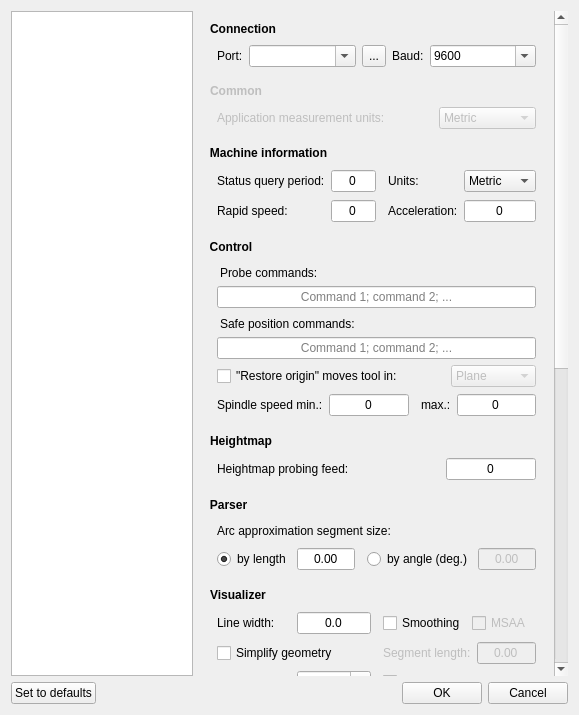
Old version of the form src/frmsettings.ui in the repository Denvi/Candle.
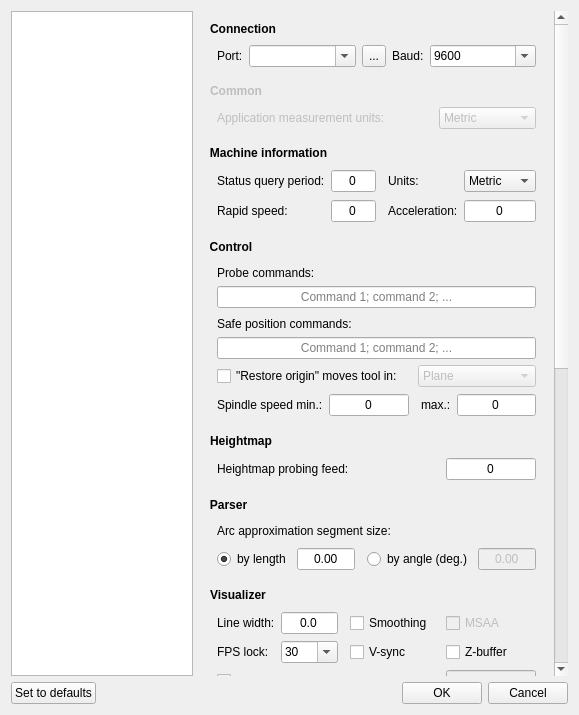
New version of the form. Icons and pictures are not drawn. Custom widgets are drawn as their Qt base class.

```diff
--- a/src/frmsettings.ui
+++ b/src/frmsettings.ui
@@ -73,7 +73,7 @@
           <x>0</x>
           <y>0</y>
           <width>353</width>
-          <height>1193</height>
+          <height>1191</height>
          </rect>
         </property>
         <layout class="QVBoxLayout" name="verticalLayout_4">
@@ -367,12 +367,14 @@
             <item>
              <widget class="QLabel" name="label_17">
               <property name="styleSheet">
-               <string notr="true">padding-left: -4;
-padding-top: 3;</string>
+               <string notr="true">padding-top: 3;</string>
               </property>
               <property name="text">
                <string>Probe commands:</string>
               </property>
+              <property name="indent">
+               <number>0</number>
+              </property>
              </widget>
             </item>
             <item>
@@ -388,12 +390,14 @@
             <item>
              <widget class="QLabel" name="label_33">
               <property name="styleSheet">
-               <string notr="true">padding-left: -4;
-padding-top: 3;</string>
+               <string notr="true">padding-top: 3;</string>
               </property>
               <property name="text">
                <string>Safe position commands:</string>
               </property>
+              <property name="indent">
+               <number>0</number>
+              </property>
              </widget>
             </item>
             <item>
@@ -447,9 +451,12 @@
                 <property name="orientation">
                  <enum>Qt::Horizontal</enum>
                 </property>
+                <property name="sizeType">
+                 <enum>QSizePolicy::Fixed</enum>
+                </property>
                 <property name="sizeHint" stdset="0">
                  <size>
-                  <width>40</width>
+                  <width>9</width>
                   <height>20</height>
                  </size>
                 </property>
@@ -697,41 +704,59 @@
            <layout class="QVBoxLayout" name="verticalLayout_2">
             <item>
              <layout class="QGridLayout" name="gridLayout_5">
+              <item row="0" column="3">
+               <layout class="QHBoxLayout" name="horizontalLayout_5">
+                <item>
+                 <widget class="QCheckBox" name="chkAntialiasing">
+                  <property name="text">
+                   <string>Smoothing</string>
+                  </property>
+                 </widget>
+                </item>
+               </layout>
+              </item>
+              <item row="2" column="3">
+               <layout class="QHBoxLayout" name="horizontalLayout_13">
+                <item>
+                 <widget class="QLabel" name="label_8">
+                  <property name="enabled">
+                   <bool>false</bool>
+                  </property>
+                  <property name="text">
+                   <string>Precision:</string>
+                  </property>
+                 </widget>
+                </item>
+               </layout>
+              </item>
+              <item row="0" column="2">
+               <spacer name="horizontalSpacer_5">
+                <property name="orientation">
+                 <enum>Qt::Horizontal</enum>
+                </property>
+                <property name="sizeType">
+                 <enum>QSizePolicy::Fixed</enum>
+                </property>
+                <property name="sizeHint" stdset="0">
+                 <size>
+                  <width>6</width>
+                  <height>20</height>
+                 </size>
+                </property>
+               </spacer>
+              </item>
+              <item row="1" column="3">
+               <layout class="QHBoxLayout" name="horizontalLayout_9">
+                <item>
+                 <widget class="QCheckBox" name="chkVSync">
+                  <property name="text">
+                   <string>V-sync</string>
+                  </property>
+                 </widget>
+                </item>
+               </layout>
+              </item>
               <item row="1" column="0">
-               <widget class="QCheckBox" name="chkSimplify">
-                <property name="text">
-                 <string>Simplify geometry</string>
-                </property>
-               </widget>
-              </item>
-              <item row="0" column="0">
-               <layout class="QHBoxLayout" name="horizontalLayout_4">
-                <item>
-                 <widget class="QLabel" name="label_5">
-                  <property name="text">
-                   <string>Line width:</string>
-                  </property>
-                 </widget>
-                </item>
-                <item>
-                 <widget class="QDoubleSpinBox" name="txtLineWidth">
-                  <property name="alignment">
-                   <set>Qt::AlignCenter</set>
-                  </property>
-                  <property name="buttonSymbols">
-                   <enum>QAbstractSpinBox::NoButtons</enum>
-                  </property>
-                  <property name="decimals">
-                   <number>1</number>
-                  </property>
-                  <property name="maximum">
-                   <double>9.000000000000000</double>
-                  </property>
-                 </widget>
-                </item>
-               </layout>
-              </item>
-              <item row="2" column="0">
                <layout class="QHBoxLayout" name="horizontalLayout_7">
                 <item>
                  <widget class="QLabel" name="label_7">
@@ -767,44 +792,24 @@
                 </item>
                </layout>
               </item>
-              <item row="0" column="3">
-               <layout class="QHBoxLayout" name="horizontalLayout_5">
-                <item>
-                 <widget class="QCheckBox" name="chkAntialiasing">
-                  <property name="text">
-                   <string>Smoothing</string>
-                  </property>
-                 </widget>
-                </item>
-                <item>
-                 <widget class="QCheckBox" name="radMSAA">
-                  <property name="enabled">
-                   <bool>false</bool>
-                  </property>
-                  <property name="text">
-                   <string>MSAA</string>
-                  </property>
-                 </widget>
-                </item>
-               </layout>
+              <item row="2" column="0">
+               <widget class="QCheckBox" name="chkSimplify">
+                <property name="text">
+                 <string>Simplify geometry</string>
+                </property>
+               </widget>
               </item>
-              <item row="1" column="3">
-               <layout class="QHBoxLayout" name="horizontalLayout_13">
+              <item row="0" column="0">
+               <layout class="QHBoxLayout" name="horizontalLayout_4">
                 <item>
-                 <widget class="QLabel" name="label_8">
-                  <property name="enabled">
-                   <bool>false</bool>
-                  </property>
+                 <widget class="QLabel" name="label_5">
                   <property name="text">
-                   <string>Segment length:</string>
+                   <string>Line width:</string>
                   </property>
                  </widget>
                 </item>
                 <item>
-                 <widget class="QDoubleSpinBox" name="txtSimplifyPrecision">
-                  <property name="enabled">
-                   <bool>false</bool>
-                  </property>
+                 <widget class="QDoubleSpinBox" name="txtLineWidth">
                   <property name="alignment">
                    <set>Qt::AlignCenter</set>
                   </property>
@@ -812,37 +817,50 @@
                    <enum>QAbstractSpinBox::NoButtons</enum>
                   </property>
                   <property name="decimals">
-                   <number>2</number>
+                   <number>1</number>
                   </property>
                   <property name="maximum">
-                   <double>99.000000000000000</double>
+                   <double>9.000000000000000</double>
                   </property>
                  </widget>
                 </item>
                </layout>
               </item>
-              <item row="2" column="3">
+              <item row="0" column="4">
+               <widget class="QCheckBox" name="radMSAA">
+                <property name="enabled">
+                 <bool>false</bool>
+                </property>
+                <property name="text">
+                 <string>MSAA</string>
+                </property>
+               </widget>
+              </item>
+              <item row="1" column="4">
                <widget class="QCheckBox" name="chkZBuffer">
                 <property name="text">
                  <string>Z-buffer</string>
                 </property>
                </widget>
               </item>
-              <item row="0" column="2">
-               <spacer name="horizontalSpacer_5">
-                <property name="orientation">
-                 <enum>Qt::Horizontal</enum>
+              <item row="2" column="4">
+               <widget class="QDoubleSpinBox" name="txtSimplifyPrecision">
+                <property name="enabled">
+                 <bool>false</bool>
                 </property>
-                <property name="sizeType">
-                 <enum>QSizePolicy::Fixed</enum>
+                <property name="alignment">
+                 <set>Qt::AlignCenter</set>
                 </property>
-                <property name="sizeHint" stdset="0">
-                 <size>
-                  <width>6</width>
-                  <height>20</height>
-                 </size>
+                <property name="buttonSymbols">
+                 <enum>QAbstractSpinBox::NoButtons</enum>
                 </property>
-               </spacer>
+                <property name="decimals">
+                 <number>2</number>
+                </property>
+                <property name="maximum">
+                 <double>99.000000000000000</double>
+                </property>
+               </widget>
               </item>
              </layout>
             </item>
```
Left out of the diff: 72 changed lines with no effect on the pictures.
